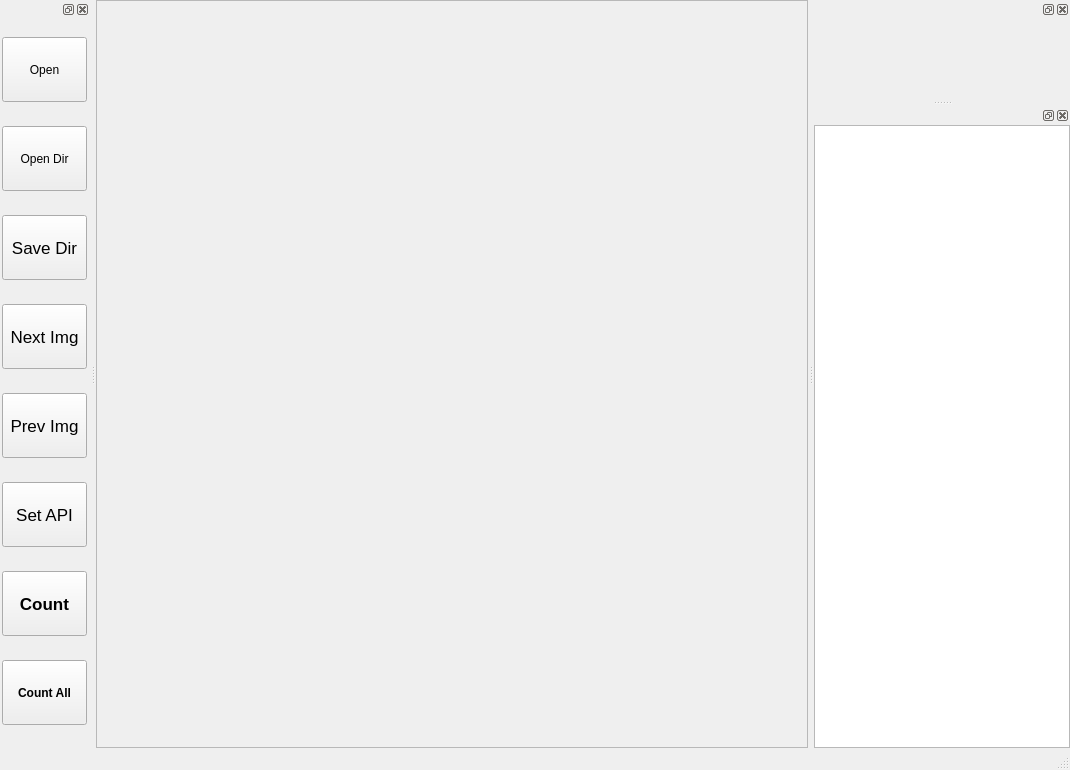
Above: UI/mainPage.ui from syun413/Cell_Counting before the change. Below: the same form after it.
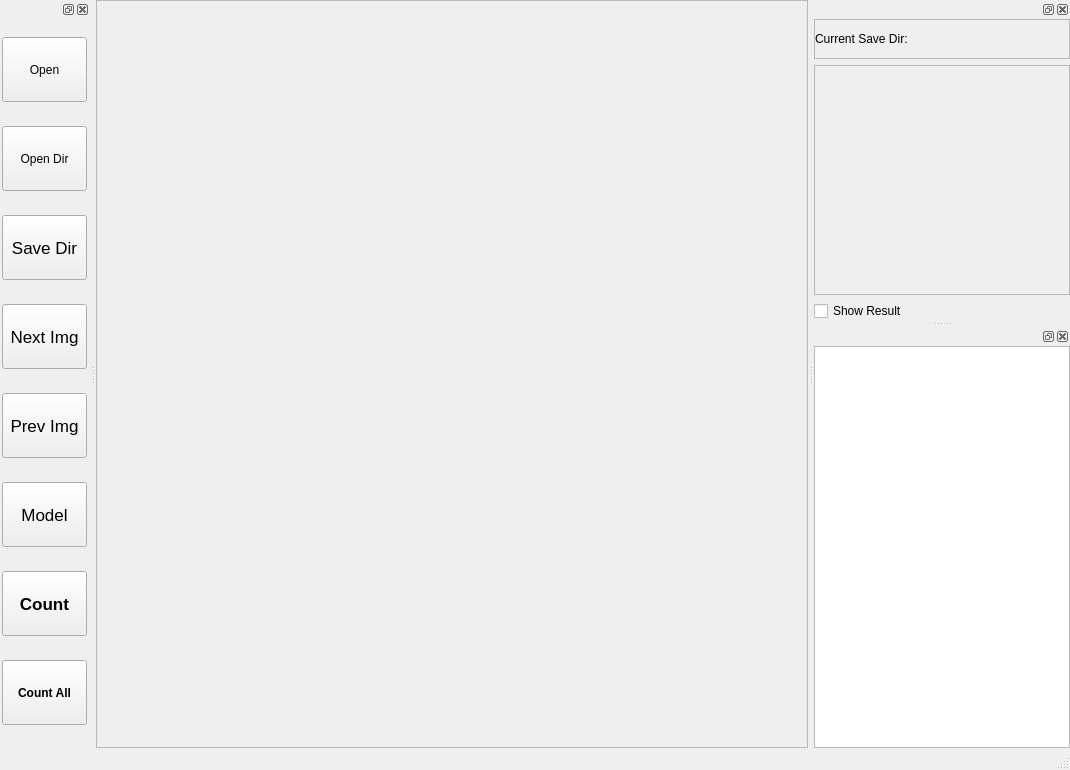
That is the form after the change.

Patch:
```diff
--- a/UI/mainPage.ui
+++ b/UI/mainPage.ui
@@ -103,9 +103,115 @@
       <number>0</number>
      </property>
      <item>
-      <widget class="QLabel" name="result">
+      <widget class="QScrollArea" name="SAVEDIR">
+       <property name="maximumSize">
+        <size>
+         <width>16777215</width>
+         <height>40</height>
+        </size>
+       </property>
+       <property name="widgetResizable">
+        <bool>true</bool>
+       </property>
+       <widget class="QWidget" name="saveDirArea">
+        <property name="geometry">
+         <rect>
+          <x>0</x>
+          <y>0</y>
+          <width>243</width>
+          <height>38</height>
+         </rect>
+        </property>
+        <property name="maximumSize">
+         <size>
+          <width>16777215</width>
+          <height>16777215</height>
+         </size>
+        </property>
+        <layout class="QVBoxLayout" name="verticalLayout_3">
+         <property name="leftMargin">
+          <number>0</number>
+         </property>
+         <property name="topMargin">
+          <number>0</number>
+         </property>
+         <property name="rightMargin">
+          <number>0</number>
+         </property>
+         <property name="bottomMargin">
+          <number>0</number>
+         </property>
+         <item>
+          <widget class="QLabel" name="saveDirLabel">
+           <property name="minimumSize">
+            <size>
+             <width>0</width>
+             <height>0</height>
+            </size>
+           </property>
+           <property name="maximumSize">
+            <size>
+             <width>16777215</width>
+             <height>20</height>
+            </size>
+           </property>
+           <property name="text">
+            <string>Current Save Dir: </string>
+           </property>
+           <property name="alignment">
+            <set>Qt::AlignLeading|Qt::AlignLeft|Qt::AlignVCenter</set>
+           </property>
+          </widget>
+         </item>
+        </layout>
+       </widget>
+      </widget>
+     </item>
+     <item>
+      <widget class="QScrollArea" name="RESULT">
+       <property name="widgetResizable">
+        <bool>true</bool>
+       </property>
+       <widget class="QWidget" name="resultArea">
+        <property name="geometry">
+         <rect>
+          <x>0</x>
+          <y>0</y>
+          <width>243</width>
+          <height>228</height>
+         </rect>
+        </property>
+        <layout class="QVBoxLayout" name="verticalLayout_2">
+         <property name="leftMargin">
+          <number>0</number>
+         </property>
+         <property name="topMargin">
+          <number>0</number>
+         </property>
+         <property name="rightMargin">
+          <number>0</number>
+         </property>
+         <property name="bottomMargin">
+          <number>0</number>
+         </property>
+         <item>
+          <widget class="QLabel" name="result">
+           <property name="text">
+            <string/>
+           </property>
+           <property name="alignment">
+            <set>Qt::AlignLeading|Qt::AlignLeft|Qt::AlignTop</set>
+           </property>
+          </widget>
+         </item>
+        </layout>
+       </widget>
+      </widget>
+     </item>
+     <item>
+      <widget class="QCheckBox" name="showResult">
        <property name="text">
-        <string/>
+        <string>Show Result</string>
        </property>
       </widget>
      </item>
@@ -321,7 +427,7 @@
         </font>
        </property>
        <property name="text">
-        <string>Set API</string>
+        <string>Model</string>
        </property>
        <property name="shortcut">
         <string>Ctrl+A</string>
```
Left out of the diff: 6 changed lines with no effect on the pictures.
